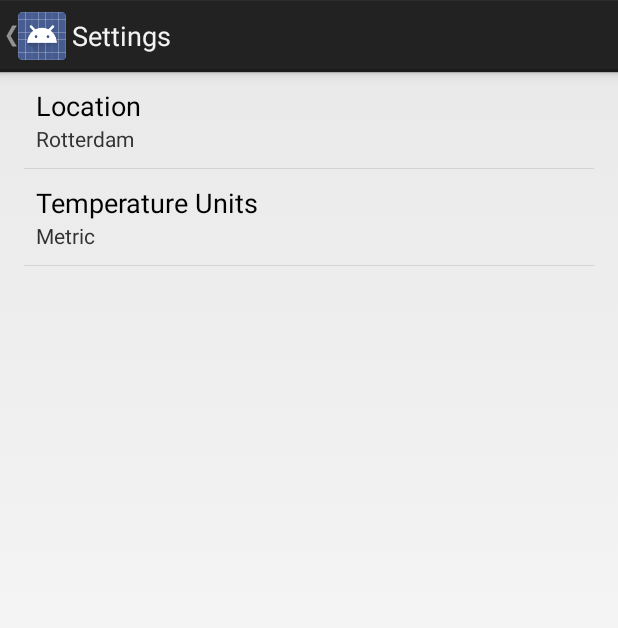
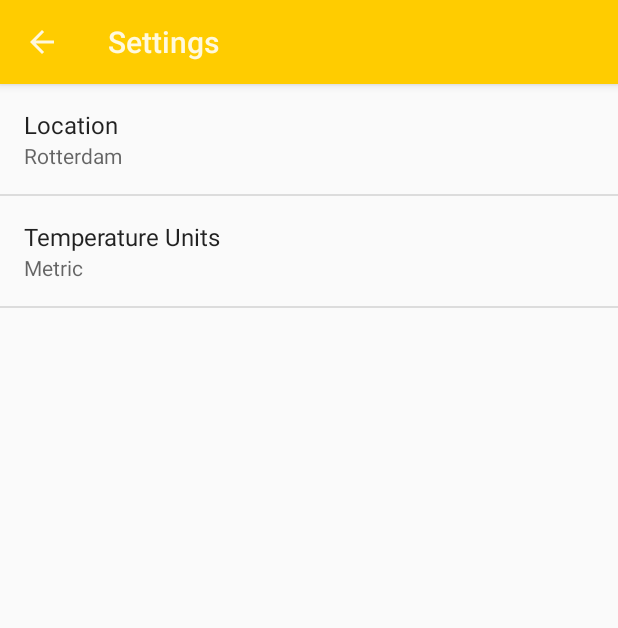
Before and after one commit to an1s1a/Sunny, an Android app: the SettingsActivity screen opened directly, with no data from a screen before it, on a phone screen of 412 x 824 dp. Shown: the top 628 px of the screen. Run offline under Robolectric (Android 15) with nearby library versions, the phone set to English and light mode, and no system bars.

Commit message:
Set actionBar theme for settings asctivity

```diff
--- a/app/src/main/AndroidManifest.xml
+++ b/app/src/main/AndroidManifest.xml
@@ -40,7 +40,8 @@
         <activity
             android:name=".SettingsActivity"
             android:label="@string/title_activity_settings"
-            android:parentActivityName=".MainActivity">
+            android:parentActivityName=".MainActivity"
+            android:theme="@style/SettingsTheme">
             <meta-data
                 android:name="android.support.PARENT_ACTIVITY"
                 android:value="anisia.sunny.MainActivity" />
--- /dev/null
+++ b/app/src/main/res/values-v14/style.xml
@@ -0,0 +1,14 @@
+<?xml version="1.0" encoding="utf-8"?>
+<resources>
+
+    <!-- Settings activity theme -->
+    <style name="SettingsTheme" parent="@android:style/Theme.Holo.Light.DarkActionBar">
+        <item name="android:actionBarStyle">@style/ActionBar.V14.Sunny.NoTitle</item>
+    </style>
+
+    <!-- Settings activity action bar styles v14-->
+    <style name="ActionBar.V14.Sunny.NoTitle" parent="@android:style/Widget.Holo.Light.ActionBar.Solid.Inverse">
+        <item name="android:background">@color/colorPrimary</item>
+        <item name="android:height">56dp</item>
+    </style>
+</resources>
--- a/app/src/main/res/values-v21/styles.xml
+++ b/app/src/main/res/values-v21/styles.xml
@@ -1,10 +1,7 @@
 <resources>>
 
-    <style name="AppTheme.NoActionBar">
-        <item name="windowActionBar">false</item>
-        <item name="windowNoTitle">true</item>
-        <item name="android:windowDrawsSystemBarBackgrounds">true</item>
-        <item name="android:statusBarColor">@android:color/transparent</item>
-        <item name="android:background">@android:color/white</item>
+    <style name="SettingsTheme" parent="@android:style/Theme.Material.Light.DarkActionBar">
+        <item name="android:colorPrimary">@color/colorPrimary</item>
+        <item name="android:colorPrimaryDark">@color/colorPrimaryDark</item>
     </style>
 </resources>
--- a/app/src/main/res/values/styles.xml
+++ b/app/src/main/res/values/styles.xml
@@ -13,11 +13,16 @@
         <item name="actionBarStyle">@style/ActionBar.Solid.Sunny.NoTitle</item>
     </style>
 
+    <!--Style for MainActivity-->
     <style name="ActionBar.Solid.Sunny.NoTitle" parent="@style/Widget.AppCompat.Light.ActionBar.Solid.Inverse">
         <item name="displayOptions">useLogo|showHome</item>
         <item name="logo">@drawable/ic_logo</item>
     </style>
 
+    <!--Style for Settings Activity-->
+    <style name="SettingsTheme" parent="AppTheme">
+
+    </style>
 
     <style name="ForecastListStyle">
         <!-- Lo stile sarà diverso a seconda del valore di width per gli schermi -->
```
